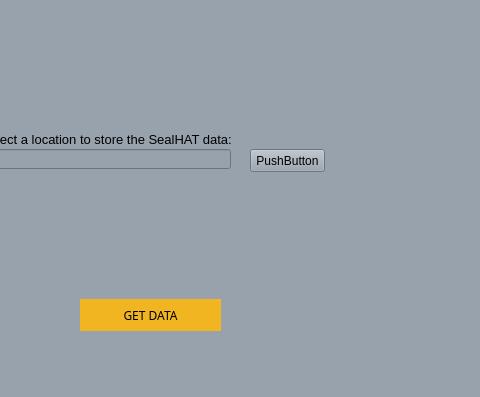
The window that SealHAT_GUI_App/maindialog.ui (SealHAT/GUI_Application) describes before a commit, drawn with Qt 5; both pictures show x 370 to 850 and y 161 to 558 of the 850 by 558 pixel window.
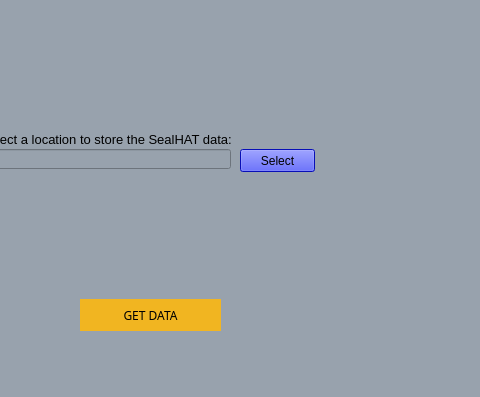
The same window after the commit. The open tabs and pages were chosen to show the change. Icons and pictures are not drawn.

Patch:
```diff
--- a/SealHAT_GUI_App/maindialog.ui
+++ b/SealHAT_GUI_App/maindialog.ui
@@ -6698,14 +6698,17 @@
       <widget class="QPushButton" name="chooseDestButton">
        <property name="geometry">
         <rect>
-         <x>420</x>
+         <x>410</x>
          <y>260</y>
          <width>75</width>
          <height>23</height>
         </rect>
        </property>
+       <property name="styleSheet">
+        <string notr="true">background-color: rgb(11, 21, 255);</string>
+       </property>
        <property name="text">
-        <string>PushButton</string>
+        <string>Select</string>
        </property>
       </widget>
      </widget>
```
Left out of the diff: 9 changed lines with no effect on the pictures.
